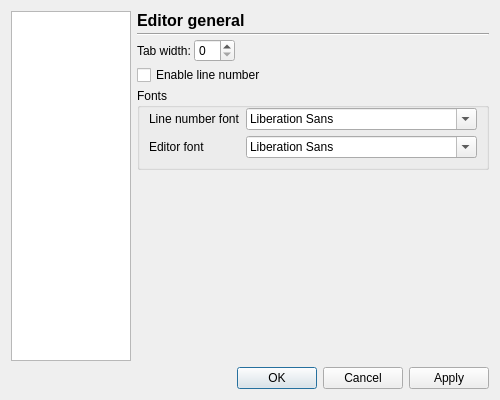
Above: hspide/configdialog.ui from sharkpp/hspide before the change. Below: the same form after it.
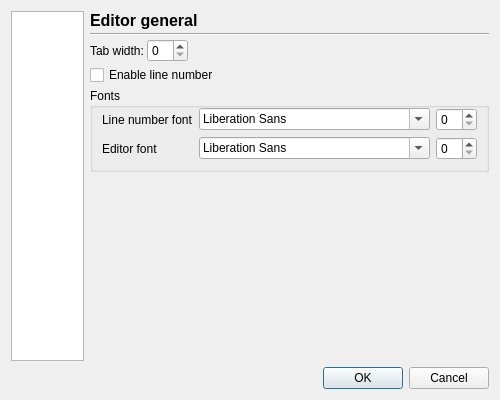
That is the form after the change. The open tabs and pages were chosen to show the change. Icons and pictures are not drawn.

Diff of the .ui file:
```diff
--- a/hspide/configdialog.ui
+++ b/hspide/configdialog.ui
@@ -279,9 +279,25 @@
                 </property>
                </widget>
               </item>
+              <item>
+               <spacer name="horizontalSpacer_8">
+                <property name="orientation">
+                 <enum>Qt::Horizontal</enum>
+                </property>
+                <property name="sizeHint" stdset="0">
+                 <size>
+                  <width>40</width>
+                  <height>20</height>
+                 </size>
+                </property>
+               </spacer>
+              </item>
               <item>
                <widget class="QFontComboBox" name="editorLineNumberFont"/>
               </item>
+              <item>
+               <widget class="QSpinBox" name="editorLineNumberFontSize"/>
+              </item>
              </layout>
             </item>
             <item>
@@ -293,9 +309,25 @@
                 </property>
                </widget>
               </item>
+              <item>
+               <spacer name="horizontalSpacer_7">
+                <property name="orientation">
+                 <enum>Qt::Horizontal</enum>
+                </property>
+                <property name="sizeHint" stdset="0">
+                 <size>
+                  <width>40</width>
+                  <height>20</height>
+                 </size>
+                </property>
+               </spacer>
+              </item>
               <item>
                <widget class="QFontComboBox" name="editorFont"/>
               </item>
+              <item>
+               <widget class="QSpinBox" name="editorFontSize"/>
+              </item>
              </layout>
             </item>
            </layout>
@@ -707,7 +739,7 @@
       <enum>Qt::Horizontal</enum>
      </property>
      <property name="standardButtons">
-      <set>QDialogButtonBox::Apply|QDialogButtonBox::Cancel|QDialogButtonBox::Ok</set>
+      <set>QDialogButtonBox::Cancel|QDialogButtonBox::Ok</set>
      </property>
     </widget>
    </item>
```
Left out of the diff: 5 changed lines with no effect on the pictures.
